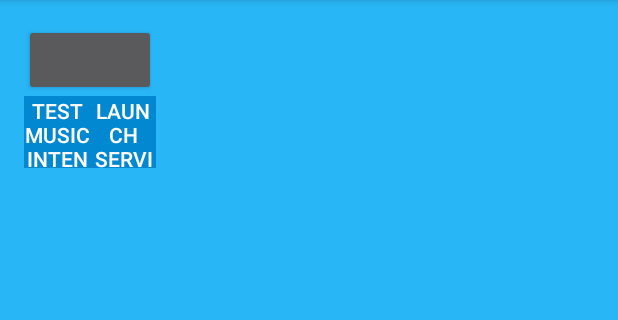
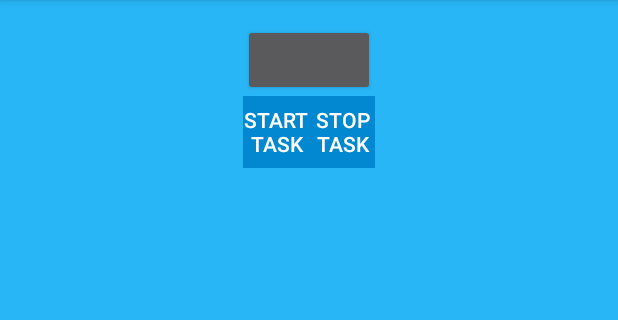
Before and after one commit to m3chanical/TwitterMusicPlayer, an Android app: the screen it shows after launch (MainActivity), with the options menu open, on a phone screen of 412 x 824 dp, the part 84-404 px from its top. Run offline under Robolectric (Android 15) with nearby library versions, the phone set to English and light mode, and no system bars; libraries missing offline, so code that uses them is left out: com.twitter.sdk, io.fabric.sdk; plain views replace TwitterLoginButton; 6 statements that could not run were skipped.

```diff
--- a/app/src/main/AndroidManifest.xml
+++ b/app/src/main/AndroidManifest.xml
@@ -14,7 +14,6 @@
             android:label="@string/app_name" >
             <intent-filter>
                 <action android:name="android.intent.action.MAIN" />
-
                 <category android:name="android.intent.category.LAUNCHER" />
             </intent-filter>
         </activity>
--- a/app/src/main/java/com/tinkerduck/twittermusicplayer/MainActivity.java
+++ b/app/src/main/java/com/tinkerduck/twittermusicplayer/MainActivity.java
@@ -1,8 +1,10 @@
 package com.tinkerduck.twittermusicplayer;
 
+import android.app.ActionBar;
 import android.app.Activity;
 import android.content.Intent;
 import android.os.Bundle;
+import android.os.Handler;
 import android.view.Menu;
 import android.view.MenuItem;
 import android.view.View;
@@ -12,6 +14,7 @@ import android.widget.Toast;
 import com.twitter.sdk.android.Twitter;
 import com.twitter.sdk.android.core.Callback;
 import com.twitter.sdk.android.core.Result;
+import com.twitter.sdk.android.core.SessionManager;
 import com.twitter.sdk.android.core.TwitterApiClient;
 import com.twitter.sdk.android.core.TwitterAuthConfig;
 import com.twitter.sdk.android.core.TwitterAuthToken;
@@ -23,8 +26,12 @@ import com.twitter.sdk.android.core.models.Tweet;
 import com.twitter.sdk.android.core.services.StatusesService;
 import com.twitter.sdk.android.tweetui.CompactTweetView;
 
+import java.text.SimpleDateFormat;
 import java.util.ArrayList;
+import java.util.Calendar;
 import java.util.List;
+import java.util.Timer;
+import java.util.TimerTask;
 
 import io.fabric.sdk.android.Fabric;
 
@@ -35,35 +42,38 @@ import io.fabric.sdk.android.Fabric;
 public class MainActivity extends Activity {
 
     // Note: Your consumer key and secret should be obfuscated in your source code before shipping.
-    private static final String TWITTER_KEY = "0gufvnbrcuqDQcJ67ZOk3FpW1";
-    private static final String TWITTER_SECRET = "aiRAfpseomK5qqMZdpLrzc4FUB9DiQh1UG2E71UlzJs8IqEAfx";
+
+    private Handler handler = new Handler();
+    private int timeDelay = 1000 * 60 * 3; //3 minute delay, from miliseconds to seconds ;)
     public long lastMentionID = 1L;
+    public TwitterSession session;
     public String[] splitTweet;
-    public ArrayList<String> splitTweetList = new ArrayList<>();
+    public List<String> splitTweetList = new ArrayList<>();
     public MusicHandler musicHandler;
+
     @Override
     protected void onCreate(Bundle savedInstanceState) {
         super.onCreate(savedInstanceState);
         setContentView(R.layout.activity_main);
         musicHandler = new MusicHandler(this);
+        startHandler(null);
 
         TwitterLoginButton loginButton = (TwitterLoginButton) findViewById(R.id.login_button);
         loginButton.setEnabled(true);
         TwitterAuthConfig authConfig = new TwitterAuthConfig(TWITTER_KEY, TWITTER_SECRET);
         Fabric.with(this, new Twitter(authConfig));
-
-        final LinearLayout myLayout = (LinearLayout) findViewById(R.id.tweet_layout);
+        if (Twitter.getSessionManager().getActiveSession() != null) {
+            session = Twitter.getSessionManager().getActiveSession();
+            getMentions();
+        }
         loginButton.setCallback(new Callback<TwitterSession>() {
             @Override
             public void success(Result<TwitterSession> twitterSessionResult) {
-                TwitterSession session =
-                        Twitter.getSessionManager().getActiveSession();
+                session = Twitter.getSessionManager().getActiveSession();
                 TwitterAuthToken authToken = session.getAuthToken();
                 final String token = authToken.token;
                 final String secret = authToken.secret;
-
-                getMentions(myLayout);
-
+                getMentions();
             }
             @Override
             public void failure(TwitterException e) {
@@ -72,11 +82,18 @@ public class MainActivity extends Activity {
         });
     }
 
-    private void getMentions(final LinearLayout myLayout) {
+    @Override
+    protected void onDestroy() {
+        handler.removeCallbacks(runnable);
+        super.onDestroy();
+    }
+
+    private void getMentions() {
+        final LinearLayout tweetLayout = (LinearLayout) findViewById(R.id.tweet_layout);
         TwitterApiClient twitterApiClient = TwitterCore.getInstance().getApiClient();
         StatusesService statusesService = twitterApiClient.getStatusesService();
 
-        statusesService.mentionsTimeline(200, // Count
+        statusesService.mentionsTimeline(5, // Count
                 lastMentionID, // Since ID
                 null, // Last ID
                 false, //Trim User
@@ -86,21 +103,25 @@ public class MainActivity extends Activity {
                     @Override
                     public void success(Result<List<Tweet>> listResult) {
                         final List<Tweet> listTweets = listResult.data;
-                int i = 0;
+                        if(!listTweets.isEmpty()) {
+                            splitTweetList.clear();
+                            splitTweet = null;
                             for (Tweet tweet : listTweets) {
 
                                 String tweetText = tweet.text;
                                 splitTweet = tweetText.split("@\\w+");
-                    splitTweetList.add(i, splitTweet[1]);
-                    i++;
-                    myLayout.addView(new CompactTweetView(
+                                splitTweetList.add(splitTweet[1]);
+
+                                tweetLayout.addView(new CompactTweetView(
                                         MainActivity.this,
                                         tweet));
-                    if(tweet.id > lastMentionID) {
+                                if (tweet.id > lastMentionID) {
                                     lastMentionID = tweet.id;
                                 }
                             }
                         }
+                    }
+
                     @Override
                     public void failure(TwitterException e) {
                         Toast.makeText(MainActivity.this, "Failed to get Twitter Mentions", Toast.LENGTH_SHORT).show();
@@ -123,7 +144,7 @@ public class MainActivity extends Activity {
     public boolean onCreateOptionsMenu(Menu menu) {
         // Inflate the menu; this adds items to the action bar if it is present.
         getMenuInflater().inflate(R.menu.menu_main, menu);
-        return true;
+        return super.onCreateOptionsMenu(menu);
     }
 
     @Override
@@ -133,8 +154,11 @@ public class MainActivity extends Activity {
         // as you specify a parent activity in AndroidManifest.xml.
         int id = item.getItemId();
 
-        //noinspection SimplifiableIfStatement
-        if (id == R.id.action_settings) {
+        switch (id) {
+            case (R.id.action_service):
+                Toast.makeText(this, "I don't do anything yet!", Toast.LENGTH_SHORT).show();
+                return true;
+            case (R.id.action_settings):
                 return true;
         }
 
@@ -142,12 +166,34 @@ public class MainActivity extends Activity {
     }
 
     public void playReceivedMusic(View view) {
-        String artist = splitTweetList.get(0);
-        musicHandler.playArtist(artist);
+        musicHandler.playArtist(splitTweetList.get(0));
+    }
+
+    Runnable runnable = new Runnable() {
+        @Override
+        public void run() {
+                Calendar calendar = Calendar.getInstance();
+                SimpleDateFormat simpleDateFormat = new SimpleDateFormat("dd:MMMM:yyyy HH:mm:ss a");
+                final String strDate = simpleDateFormat.format(calendar.getTime());
+                getMentions();
+                playReceivedMusic(null);
+                Toast.makeText(getApplicationContext(), strDate, Toast.LENGTH_SHORT).show();
+                //if tweet received...
+                //  use regex to strip! ;)
+                //  generate an intent for Google Music
+                //else, don't do anything.
+                handler.postDelayed(this, timeDelay);
+        }
+    };
+
+    public void startHandler(View view) {
+        handler.postDelayed(runnable, 10000);
+        Toast.makeText(this, "Handler Started", Toast.LENGTH_SHORT).show();
+    }
+
+    public void stopHandler(View view) {
+        handler.removeCallbacks(runnable);
+        Toast.makeText(this, "Handler Stopped", Toast.LENGTH_SHORT).show();
 
     }
-
-    public void launchService(View view) {
-        Toast.makeText(MainActivity.this, "Hey Look I'm a button!", Toast.LENGTH_SHORT).show();
 }
-}
--- a/app/src/main/res/layout/activity_main.xml
+++ b/app/src/main/res/layout/activity_main.xml
@@ -1,6 +1,11 @@
-<ScrollView xmlns:android="http://schemas.android.com/apk/res/android"
+<ScrollView
+    xmlns:android="http://schemas.android.com/apk/res/android"
+    xmlns:tools="http://schemas.android.com/tools"
     android:layout_width="wrap_content"
-    android:layout_height="wrap_content">
+    android:layout_height="wrap_content"
+    android:layout_gravity="center_horizontal"
+    tools:context=".MainActivity">
+
     <LinearLayout
         android:layout_width="match_parent"
         android:layout_height="wrap_content"
@@ -8,17 +13,14 @@
         android:paddingRight="@dimen/activity_horizontal_margin"
         android:paddingTop="@dimen/activity_vertical_margin"
         android:paddingBottom="@dimen/activity_vertical_margin"
-        android:orientation="vertical"
-
-        >
+        android:orientation="vertical" >
 
         <com.twitter.sdk.android.core.identity.TwitterLoginButton
             android:layout_gravity="center"
             android:id="@+id/login_button"
             android:layout_width="wrap_content"
             android:layout_height="wrap_content"
-            android:enabled="true"
-            />
+            android:enabled="true"/>
 
         <LinearLayout android:id="@+id/tweet_layout"
              android:orientation="vertical"
@@ -29,23 +31,25 @@
         <LinearLayout
             android:layout_width="match_parent"
             android:layout_height="wrap_content"
-            android:orientation="horizontal">
-            <Button android:id="@+id/test_button"
+            android:orientation="horizontal"
+            android:gravity="center">
+
+            <Button android:id="@+id/start_button"
                 android:background="@color/darkblue"
-                android:text="@string/test_string"
+                android:text="@string/start_task"
                 android:layout_height="wrap_content"
-                android:layout_width="wrap_content"
-                android:layout_gravity="center_horizontal"
+                android:layout_width="0dp"
                 android:layout_weight="1"
-                android:onClick="playReceivedMusic" />
+                android:onClick="startHandler" />
 
-            <Button android:id="@+id/service_button"
+            <Button android:id="@+id/stop_button"
                 android:background="@color/darkblue"
-                android:text="@string/launch_service"
-                android:layout_width="wrap_content"
+                android:text="@string/stop_task"
                 android:layout_height="wrap_content"
+                android:layout_width="0dp"
                 android:layout_weight="1"
-                android:onClick="launchService"/>
+                android:onClick="stopHandler" />
+
         </LinearLayout>
     </LinearLayout>
 </ScrollView>
--- a/app/src/main/res/menu/menu_main.xml
+++ b/app/src/main/res/menu/menu_main.xml
@@ -1,6 +1,11 @@
-<menu xmlns:android="http://schemas.android.com/apk/res/android"
-    xmlns:app="http://schemas.android.com/apk/res-auto"
-    xmlns:tools="http://schemas.android.com/tools" tools:context=".MainActivity">
-    <item android:id="@+id/action_settings" android:title="@string/action_settings"
-        android:orderInCategory="100" app:showAsAction="never" />
+<menu xmlns:android="http://schemas.android.com/apk/res/android">
+    <item android:id="@+id/action_service"
+        android:title="@string/service_start"
+        android:icon="@drawable/ic_action_music"
+        android:showAsAction="always" />
+    <item android:id="@+id/action_settings"
+        android:title="@string/action_settings"
+        android:orderInCategory="100"
+        android:showAsAction="never" />
+
 </menu>
--- a/app/src/main/res/values/strings.xml
+++ b/app/src/main/res/values/strings.xml
@@ -4,4 +4,7 @@
     <string name="no_idea">I Have No Idea What I\'m Doing</string>
     <string name="test_string">Test Music Intent</string>
     <string name="launch_service">Launch Service</string>
+    <string name="service_start">Start Service</string>
+    <string name="stop_task">Stop Task</string>
+    <string name="start_task">Start Task</string>
 </resources>
```
Also changed, not shown: app/src/main/java/com/tinkerduck/twittermusicplayer/TweetPullService.java (+69 -3 lines), app/src/main/ic_launcher-web.png (added), app/src/main/res/drawable-hdpi/ic_action_music.png (added), app/src/main/res/drawable-mdpi/ic_action_music.png (added), app/src/main/res/drawable-xhdpi/ic_action_music.png (added), app/src/main/res/drawable-xxhdpi/ic_action_music.png (added), app/src/main/res/mipmap-hdpi/ic_launcher.png, app/src/main/res/mipmap-mdpi/ic_launcher.png, app/src/main/res/mipmap-xhdpi/ic_launcher.png, app/src/main/res/mipmap-xxhdpi/ic_launcher.png, app/src/main/res/mipmap-xxxhdpi/ic_launcher.png (added). Lines whose indentation alone changed are shown as unchanged.
